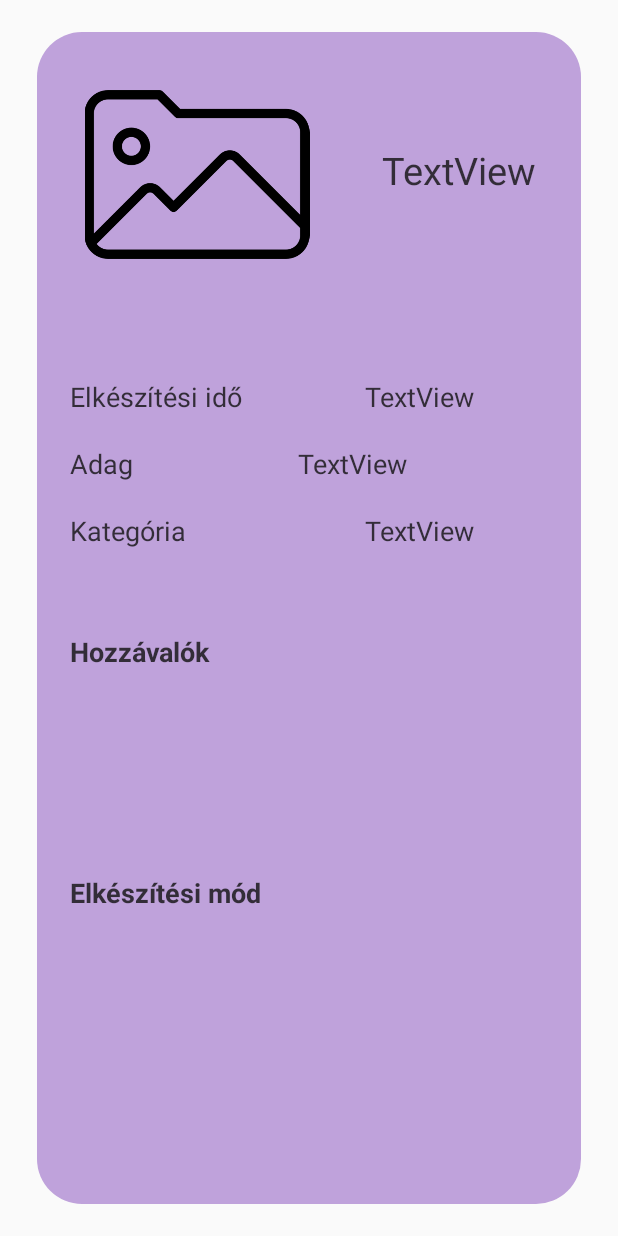
After one commit to Axi20/Homify, an Android app: the layout activity_recipe_details.xml on its own in the app's theme, with its tools: preview values and no code run, on a phone screen of 412 x 824 dp. The commit adds this screen. Run offline under Robolectric (Android 15) with nearby library versions, the phone set to English and light mode, and no system bars.

Commit message:
Edit the category names to be translatable Create new activity to display the recipe details in full view Refactor the recipe item class and the adapter, add onClick method Add a new function to pass the recipe details to the layout

```diff
--- a/app/src/main/AndroidManifest.xml
+++ b/app/src/main/AndroidManifest.xml
@@ -57,6 +57,7 @@
         <activity android:name=".CategoryDesserts"/>
         <activity android:name=".CategoryMainDishes"/>
         <activity android:name=".ChooseFromInventory"/>
+        <activity android:name=".RecipeDetailsActivity"/>
     </application>
 
 </manifest>
--- a/app/src/main/java/com/home/isense/CategoryChicken.java
+++ b/app/src/main/java/com/home/isense/CategoryChicken.java
@@ -19,6 +19,6 @@ public class CategoryChicken extends AppCompatActivity {
         setContentView(view);
 
         ListView recipeListView = findViewById(R.id.recipeListView);
-        DatabaseUtils.loadRecipesByCategory("Csirke", this, recipeListView);
+        DatabaseUtils.loadRecipesByCategory(R.string.category_chicken_food, this, recipeListView);
     }
 }
--- a/app/src/main/java/com/home/isense/CategoryDesserts.java
+++ b/app/src/main/java/com/home/isense/CategoryDesserts.java
@@ -19,6 +19,6 @@ public class CategoryDesserts extends AppCompatActivity {
         setContentView(view);
 
         ListView recipeListView = findViewById(R.id.recipeListView);
-        DatabaseUtils.loadRecipesByCategory("Desszert", this, recipeListView);
+        DatabaseUtils.loadRecipesByCategory(R.string.category_dessert, this, recipeListView);
     }
 }
--- a/app/src/main/java/com/home/isense/CategoryMainDishes.java
+++ b/app/src/main/java/com/home/isense/CategoryMainDishes.java
@@ -19,6 +19,8 @@ public class CategoryMainDishes extends AppCompatActivity {
         setContentView(view);
 
         ListView recipeListView = findViewById(R.id.recipeListView);
-        DatabaseUtils.loadRecipesByCategory("Főétel", this, recipeListView);
+        DatabaseUtils.loadRecipesByCategory(R.string.category_main_dishes, this, recipeListView);
+
+
     }
 }
--- a/app/src/main/java/com/home/isense/CategoryPork.java
+++ b/app/src/main/java/com/home/isense/CategoryPork.java
@@ -19,6 +19,6 @@ public class CategoryPork extends AppCompatActivity {
         setContentView(view);
 
         ListView recipeListView = findViewById(R.id.recipeListView);
-        DatabaseUtils.loadRecipesByCategory("Sertés", this, recipeListView);
+        DatabaseUtils.loadRecipesByCategory(R.string.category_pork_food, this, recipeListView);
     }
 }
--- a/app/src/main/java/com/home/isense/CategoryRegularFood.java
+++ b/app/src/main/java/com/home/isense/CategoryRegularFood.java
@@ -19,6 +19,6 @@ public class CategoryRegularFood extends AppCompatActivity {
         setContentView(view);
 
         ListView recipeListView = findViewById(R.id.recipeListView);
-        DatabaseUtils.loadRecipesByCategory("Hideg ételek", this, recipeListView);
+        DatabaseUtils.loadRecipesByCategory(R.string.category_regular_food, this, recipeListView);
     }
 }
--- a/app/src/main/java/com/home/isense/CategoryRoastFood.java
+++ b/app/src/main/java/com/home/isense/CategoryRoastFood.java
@@ -19,6 +19,6 @@ public class CategoryRoastFood extends AppCompatActivity {
         setContentView(view);
 
         ListView recipeListView = findViewById(R.id.recipeListView);
-        DatabaseUtils.loadRecipesByCategory("Sültek", this, recipeListView);
+        DatabaseUtils.loadRecipesByCategory(R.string.category_roast_food, this, recipeListView);
     }
 }
--- a/app/src/main/java/com/home/isense/CategorySoup.java
+++ b/app/src/main/java/com/home/isense/CategorySoup.java
@@ -19,6 +19,6 @@ public class CategorySoup extends AppCompatActivity {
         setContentView(view);
 
         ListView recipeListView = findViewById(R.id.recipeListView);
-        DatabaseUtils.loadRecipesByCategory("Leves", this, recipeListView);
+        DatabaseUtils.loadRecipesByCategory(R.string.category_soup, this, recipeListView);
     }
 }
--- a/app/src/main/res/layout/activity_item_recipe.xml
+++ b/app/src/main/res/layout/activity_item_recipe.xml
@@ -13,8 +13,6 @@
         android:layout_marginEnd="9dp"
         android:background="@drawable/cv_border"
         android:orientation="horizontal"
-        android:focusable="true"
-        android:onClick="viewRecipe"
         android:padding="16dp"
         app:layout_constraintBottom_toBottomOf="parent"
         app:layout_constraintEnd_toEndOf="parent"
--- /dev/null
+++ b/app/src/main/res/layout/activity_recipe_details.xml
@@ -0,0 +1,209 @@
+<?xml version="1.0" encoding="utf-8"?>
+<androidx.constraintlayout.widget.ConstraintLayout xmlns:android="http://schemas.android.com/apk/res/android"
+    xmlns:app="http://schemas.android.com/apk/res-auto"
+    xmlns:tools="http://schemas.android.com/tools"
+    android:layout_width="match_parent"
+    android:layout_height="match_parent"
+    android:layout_margin="15dp">
+
+    <View
+        android:id="@+id/view2"
+        android:background="@drawable/rounded_corner_background"
+        android:layout_width="0dp"
+        android:layout_height="0dp"
+        android:layout_marginStart="9dp"
+        android:layout_marginTop="6dp"
+        android:layout_marginEnd="9dp"
+        android:layout_marginBottom="6dp"
+        app:layout_constraintBottom_toBottomOf="parent"
+        app:layout_constraintEnd_toEndOf="parent"
+        app:layout_constraintStart_toStartOf="parent"
+        app:layout_constraintTop_toTopOf="parent" />
+
+    <LinearLayout
+        android:id="@+id/recipe_title_and_image"
+        android:layout_width="370dp"
+        android:layout_height="wrap_content"
+        android:layout_marginTop="20dp"
+        android:orientation="horizontal"
+        app:layout_constraintEnd_toEndOf="@+id/view2"
+        app:layout_constraintHorizontal_bias="0.478"
+        app:layout_constraintStart_toStartOf="@+id/view2"
+        app:layout_constraintTop_toTopOf="@+id/view2">
+
+        <ImageView
+            android:id="@+id/recipe_image"
+            android:layout_width="200dp"
+            android:layout_height="150dp"
+            android:layout_gravity="center"
+            android:paddingStart="20dp"
+            android:foregroundGravity="center"
+            app:srcCompat="@drawable/image_placeholder" />
+
+        <TextView
+            android:id="@+id/recipe_title"
+            android:layout_width="37dp"
+            android:layout_height="40dp"
+            android:layout_gravity="center"
+            android:layout_weight="1"
+            android:text="TextView"
+            android:textAlignment="center"
+            android:textColor="@color/dark"
+            android:textSize="25sp" />
+
+    </LinearLayout>
+
+    <LinearLayout
+        android:id="@+id/recipe_details"
+        android:layout_width="match_parent"
+        android:padding="15dp"
+        android:layout_height="566dp"
+        android:orientation="vertical"
+        app:layout_constraintBottom_toBottomOf="@+id/view2"
+        app:layout_constraintEnd_toEndOf="@+id/view2"
+        app:layout_constraintStart_toStartOf="@+id/view2"
+        app:layout_constraintTop_toBottomOf="@+id/recipe_title_and_image"
+        app:layout_constraintVertical_bias="0.565">
+
+        <LinearLayout
+            android:layout_width="match_parent"
+            android:layout_height="wrap_content"
+            android:layout_marginTop="20dp"
+            android:orientation="horizontal">
+
+            <TextView
+                android:id="@+id/textView_cooking_time"
+                android:layout_width="wrap_content"
+                android:layout_height="wrap_content"
+                android:layout_weight="1"
+                android:textSize="18sp"
+                android:paddingStart="16dp"
+                android:text="@string/add_recipe_cook_time" />
+
+            <TextView
+                android:id="@+id/cooking_time"
+                android:layout_width="55dp"
+                android:layout_height="match_parent"
+                android:layout_weight="1"
+                android:text="TextView"
+                android:textSize="18sp" />
+        </LinearLayout>
+
+        <LinearLayout
+            android:layout_width="match_parent"
+            android:layout_height="wrap_content"
+            android:layout_marginTop="20dp"
+            android:orientation="horizontal">
+
+            <TextView
+                android:id="@+id/textView_servings"
+                android:layout_width="wrap_content"
+                android:layout_height="wrap_content"
+                android:layout_weight="1"
+                android:paddingStart="16dp"
+                android:textSize="18sp"
+                android:text="@string/add_recipe_servings" />
+
+            <TextView
+                android:id="@+id/servings"
+                android:layout_width="wrap_content"
+                android:layout_height="wrap_content"
+                android:layout_weight="1"
+                android:textSize="18sp"
+                android:text="TextView" />
+        </LinearLayout>
+
+        <LinearLayout
+            android:layout_width="match_parent"
+            android:layout_height="wrap_content"
+            android:layout_marginTop="20dp"
+            android:orientation="horizontal">
+
+            <TextView
+                android:id="@+id/textView_category"
+                android:layout_width="wrap_content"
+                android:layout_height="wrap_content"
+                android:layout_weight="1"
+                android:paddingStart="16dp"
+                android:textSize="18sp"
+                android:text="@string/category" />
+
+            <TextView
+                android:id="@+id/category"
+                android:layout_width="18dp"
+                android:layout_height="wrap_content"
+                android:layout_weight="1"
+                android:text="TextView"
+                android:textSize="18sp" />
+        </LinearLayout>
+
+        <LinearLayout
+            android:layout_width="wrap_content"
+            android:layout_height="wrap_content"
+            android:paddingTop="40dp">
+
+            <TextView
+                android:id="@+id/TextView_ingredients"
+                android:layout_width="match_parent"
+                android:layout_height="wrap_content"
+                android:layout_marginTop="16dp"
+                android:text="@string/add_recipe_ingredients"
+                android:textSize="18sp"
+                android:paddingStart="16dp"
+                android:textStyle="bold" />
+        </LinearLayout>
+
+
+        <ScrollView
+            android:layout_width="match_parent"
+            android:layout_height="90dp"
+            android:layout_marginTop="10dp">
+
+            <TextView
+                android:id="@+id/recipe_ingredients"
+                android:layout_width="match_parent"
+                android:layout_height="wrap_content"
+                android:layout_marginTop="8dp"
+                android:paddingStart="16dp"
+                android:textSize="18sp"
+                android:text="" />
+        </ScrollView>
+
+        <LinearLayout
+            android:layout_width="wrap_content"
+            android:layout_height="wrap_content"
+            android:paddingTop="20dp">
+
+            <TextView
+                android:id="@+id/TextView_cooking_method"
+                android:layout_width="match_parent"
+                android:layout_height="wrap_content"
+                android:layout_marginTop="16dp"
+                android:text="@string/add_recipe_cooking"
+                android:textSize="18sp"
+                android:paddingStart="16dp"
+                android:textStyle="bold" />
+        </LinearLayout>
+
+        <ScrollView
+            android:layout_width="match_parent"
+            android:layout_height="90dp"
+            android:layout_marginTop="20dp">
+
+            <LinearLayout
+                android:layout_width="match_parent"
+                android:layout_height="wrap_content"
+                android:orientation="vertical"
+                android:padding="16dp">
+
+                <TextView
+                    android:id="@+id/recipe_cooking_method"
+                    android:layout_width="match_parent"
+                    android:layout_height="wrap_content"
+                    android:layout_marginTop="8dp"
+                    android:textSize="18sp"
+                    android:text="" />
+            </LinearLayout>
+        </ScrollView>
+    </LinearLayout>
+</androidx.constraintlayout.widget.ConstraintLayout>
```
Also changed, not shown: app/src/main/java/com/home/isense/DatabaseHelper.java (+5 -5 lines), app/src/main/java/com/home/isense/DatabaseUtils.java (+98 -4 lines), app/src/main/java/com/home/isense/RecipeDetailsActivity.java (added, +53 -0 lines), app/src/main/java/com/home/isense/RecipeItem.java (+11 -15 lines), app/src/main/java/com/home/isense/RecipeListAdapter.java (+9 -3 lines).
